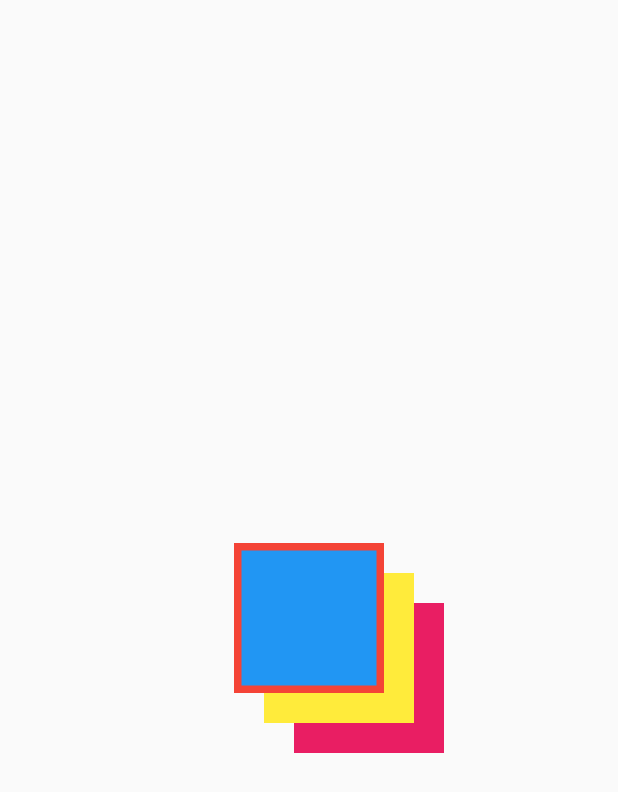
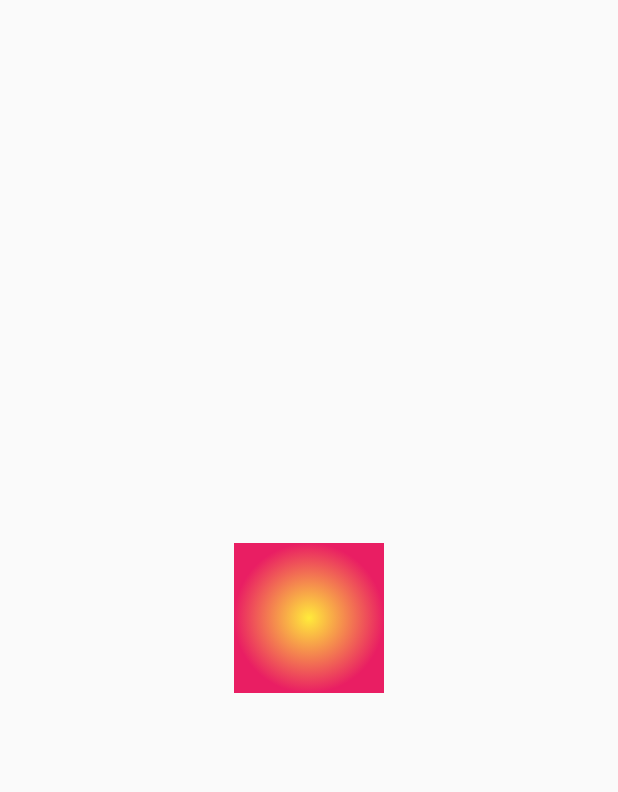
Before and after one commit to fidoogle/test-flutter-web, a Flutter app: the screen it shows after launch, on a phone screen of 412 x 824 dp. Shown: the top 792 px of the screen. Run offline on Flutter 3.47's test engine with Material 2 defaults, Android fonts, the light colour scheme and no system bars.

Commit message:
L10: Linear/Radial Gradient

```diff
--- a/lib/main.dart
+++ b/lib/main.dart
@@ -14,12 +14,12 @@ class MyApp extends StatelessWidget {
             alignment: Alignment.center,
             decoration: BoxDecoration(
               color: Colors.blue,
-              border: Border.all(width: 5, color: Colors.red),
-              boxShadow: [
-                BoxShadow(offset: Offset(40, 40), color: Colors.pink),
-                BoxShadow(offset: Offset(20, 20), color: Colors.yellow),
-              ],
-              // gradient: RadialGradient(colors: [Colors.yellow, Colors.pink])
+              // border: Border.all(width: 5, color: Colors.red),
+              // boxShadow: [
+              //   BoxShadow(offset: Offset(40, 40), color: Colors.pink),
+              //   BoxShadow(offset: Offset(20, 20), color: Colors.yellow),
+              // ],
+              gradient: RadialGradient(colors: [Colors.yellow, Colors.pink])
             ),
 
             width: 100,
```
